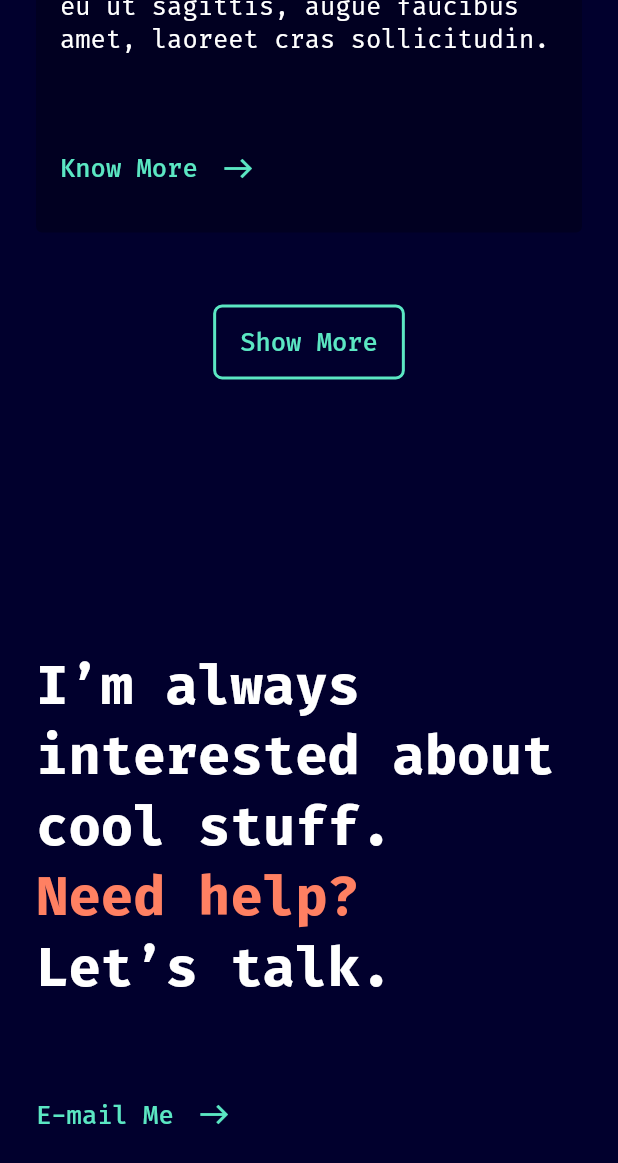
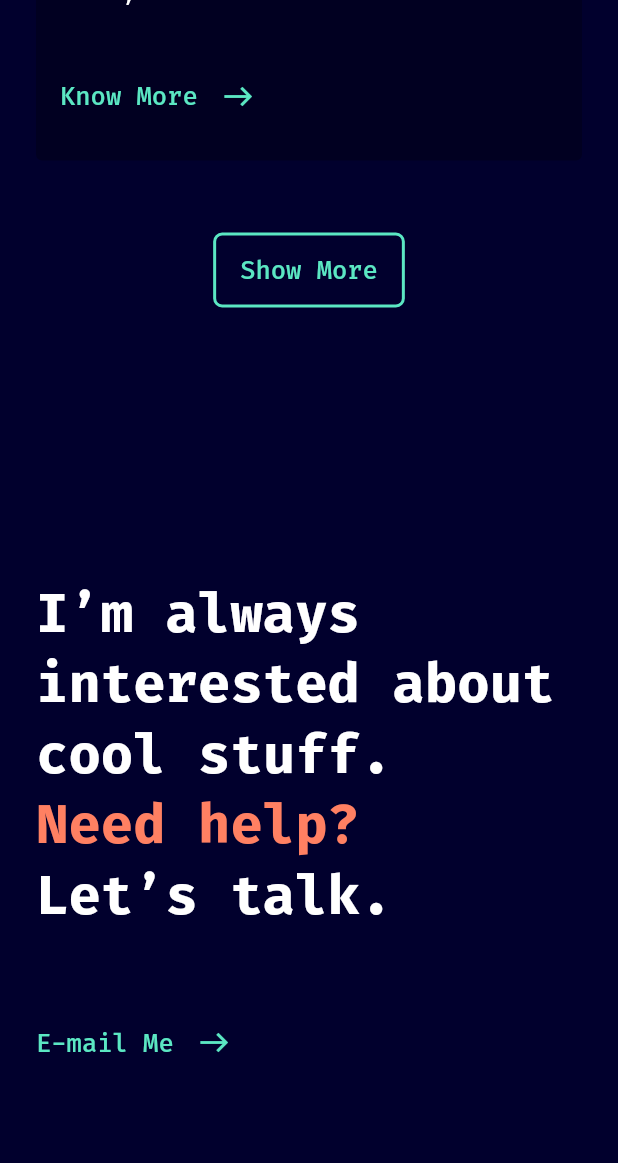
Before and after one commit to akhil-tj/Anton_1.0, a Flutter app: the screen it shows after launch, scrolled down 3456 dp, after a tap on "E-mail Me", on a phone screen of 412 x 824 dp. Shown: the top 1163 px of the screen. Run offline on Flutter 3.47's test engine with Material 2 defaults, Android fonts, the phone set to English and light mode, and no system bars; our stand-ins replace responsive_builder.

Commit message:
updated padding

```diff
--- a/lib/Components/AboutMe/aboutme_mobile.dart
+++ b/lib/Components/AboutMe/aboutme_mobile.dart
@@ -1,5 +1,4 @@
 import 'package:anton_1_0/Style/MobileStyles/text_mobile.dart';
-import 'package:anton_1_0/Style/color.dart';
 import 'package:anton_1_0/Style/text.dart';
 import 'package:anton_1_0/Widgets/inner_hyperlink.dart';
 import 'package:flutter/material.dart';
@@ -48,7 +47,8 @@
             'I\'m a team palyer who likes to socialise & engage in community activities.',
             style: bodyMobiletxt1,
           ),
-          InnerHyperlink(innerHyperlinkText: 'More About Me'),
+          InnerHyperlink(
+              innerHyperlinkText: 'More About Me', innerHyperlinkPadding: 64.0),
         ],
       ),
     );
--- a/lib/Components/Ending/ending_mobile.dart
+++ b/lib/Components/Ending/ending_mobile.dart
@@ -1,6 +1,4 @@
 import 'package:anton_1_0/Style/MobileStyles/text_mobile.dart';
-import 'package:anton_1_0/Style/color.dart';
-import 'package:anton_1_0/Style/text.dart';
 import 'package:anton_1_0/Widgets/inner_hyperlink.dart';
 import 'package:flutter/material.dart';
 import 'package:url_launcher/url_launcher.dart';
@@ -53,7 +51,8 @@
           throw 'Could not launch ${_emailLaunchUri.toString()}';
         }
       },
-      child: InnerHyperlink(innerHyperlinkText: 'E-mail Me'),
+      child: InnerHyperlink(
+          innerHyperlinkText: 'E-mail Me', innerHyperlinkPadding: 64.0),
     );
   }
 }
--- a/lib/Components/Landing/landing_mobile.dart
+++ b/lib/Components/Landing/landing_mobile.dart
@@ -4,8 +4,6 @@
 import 'package:anton_1_0/Components/MoreAboutMe/new_more_aboutme_mobile.dart';
 import 'package:anton_1_0/Components/Works/works_mobile.dart';
 import 'package:anton_1_0/Style/MobileStyles/text_mobile.dart';
-import 'package:anton_1_0/Style/color.dart';
-import 'package:anton_1_0/Style/text.dart';
 import 'package:anton_1_0/Widgets/inner_hyperlink.dart';
 import 'package:flutter/material.dart';
 
@@ -52,7 +50,7 @@
             'internet.',
             style: landingMobileTxt1,
           ),
-          InnerHyperlink(innerHyperlinkText: 'About Me'),
+          InnerHyperlink(innerHyperlinkText: 'About Me', innerHyperlinkPadding: 64.0),
           AboutmeMobile(),
           NewMoreAboutMeMobile(),
           WorksMobile(),
--- a/lib/Components/MoreAboutMe/new_list_skills.dart
+++ b/lib/Components/MoreAboutMe/new_list_skills.dart
@@ -1,6 +1,4 @@
 import 'package:anton_1_0/Components/MoreAboutMe/rating_skill.dart';
-import 'package:anton_1_0/Style/color.dart';
-import 'package:anton_1_0/Style/text.dart';
 import 'package:anton_1_0/Widgets/inner_hyperlink.dart';
 import 'package:flutter/material.dart';
 
@@ -20,7 +18,8 @@
         RatingSkill('Flutter', '50%', 1),
         SizedBox(height: 16),
         RatingSkill('UI/UX Designing', '80%', 5),
-        InnerHyperlink(innerHyperlinkText: 'Works'),
+        InnerHyperlink(
+            innerHyperlinkText: 'Works', innerHyperlinkPadding: 64.0),
       ],
     );
   }
--- a/lib/Components/Works/work_card.dart
+++ b/lib/Components/Works/work_card.dart
@@ -1,6 +1,4 @@
 import 'package:anton_1_0/Style/MobileStyles/text_mobile.dart';
-import 'package:anton_1_0/Style/color.dart';
-import 'package:anton_1_0/Style/text.dart';
 import 'package:anton_1_0/Widgets/inner_hyperlink.dart';
 import 'package:flutter/material.dart';
 
@@ -51,7 +49,8 @@
                 style: bodyMobiletxt1,
               ),
               //SizedBox(height: 48),
-              InnerHyperlink(innerHyperlinkText: 'Know More'),
+              InnerHyperlink(
+                  innerHyperlinkText: 'Know More', innerHyperlinkPadding: 48.0),
             ],
           ),
         ),
--- a/lib/Widgets/inner_hyperlink.dart
+++ b/lib/Widgets/inner_hyperlink.dart
@@ -5,13 +5,13 @@
 // ignore: must_be_immutable
 class InnerHyperlink extends StatelessWidget {
   String innerHyperlinkText;
-  static const double innerHyperlinkPadding = 64.0;
-  InnerHyperlink({required this.innerHyperlinkText});
+  final double innerHyperlinkPadding;
+  InnerHyperlink({required this.innerHyperlinkText, required this.innerHyperlinkPadding});
 
   @override
   Widget build(BuildContext context) {
     return Padding(
-      padding: const EdgeInsets.only(top: innerHyperlinkPadding),
+      padding: EdgeInsets.only(top: innerHyperlinkPadding),
       child: Row(
         crossAxisAlignment: CrossAxisAlignment.start,
         children: [
```
